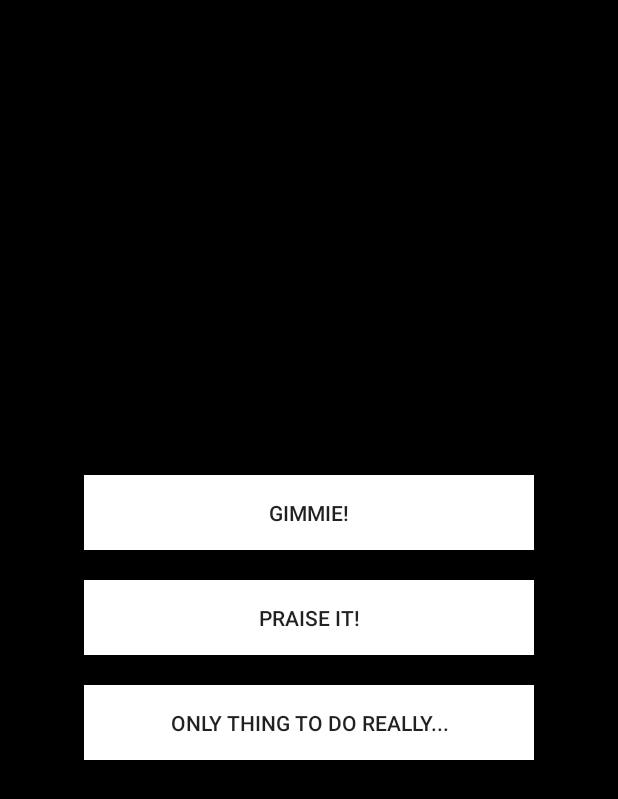
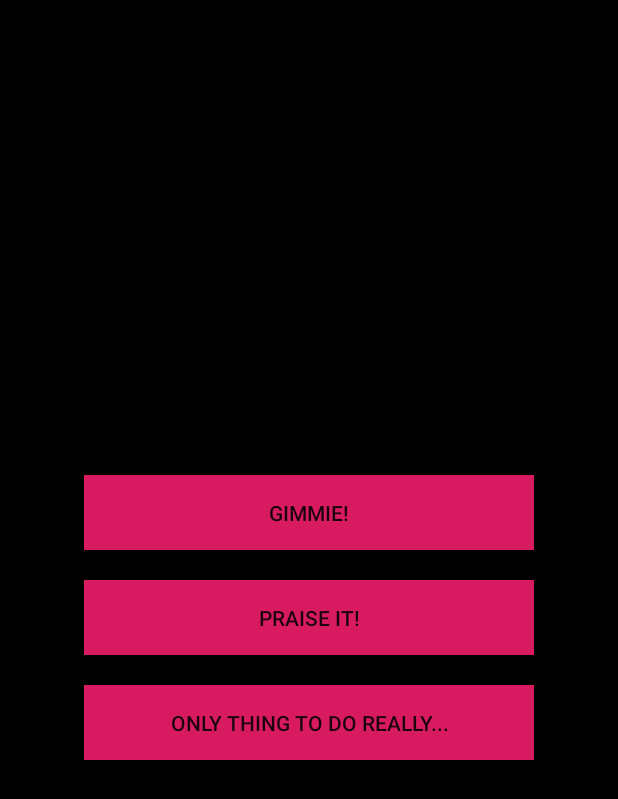
Before and after one commit to haddadjm/conniptionsgives, an Android app: the screen it shows after launch (MainActivity), on a phone screen of 412 x 824 dp. Shown: the top 799 px of the screen. Run offline under Robolectric (Android 15) with nearby library versions, the phone set to English and light mode, and no system bars.

Commit message:
Big update. Added sound on the main menu. Added sound controllers to release and restart media as necessary.

```diff
--- a/app/src/main/java/com/example/conniptionsgives/MainActivity.java
+++ b/app/src/main/java/com/example/conniptionsgives/MainActivity.java
@@ -3,21 +3,27 @@ package com.example.conniptionsgives;
 import androidx.appcompat.app.AppCompatActivity;
 
 import android.content.Intent;
+import android.media.MediaPlayer;
 import android.os.Bundle;
+import android.provider.MediaStore;
 import android.view.View;
 import android.widget.Button;
 import android.widget.Toast;
 
 public class MainActivity extends AppCompatActivity {
-    private Button Gives;
-    private Button Praise;
-    private Button Toast;
+    public Button Gives;
+    public Button Praise;
+    public Button Toast;
+    MediaPlayer theme;
 
 
     @Override
-    protected void onCreate(Bundle savedInstanceState) {
+        protected void onCreate(Bundle savedInstanceState) {
         super.onCreate(savedInstanceState);
         setContentView(R.layout.activity_main);
+        theme = MediaPlayer.create(this,R.raw.ds3theme);
+        theme.start();
+
 
         Gives = findViewById(R.id.conniptions);
         Gives.setOnClickListener(new View.OnClickListener() {
@@ -54,4 +60,44 @@ public class MainActivity extends AppCompatActivity {
         startActivity(intent);
     }
 
+
+
+    protected void onResume() {
+        super.onResume();
+        setContentView(R.layout.activity_main);
+        theme = MediaPlayer.create(this,R.raw.ds3theme);
+        theme.start();
+
+
+        Gives = findViewById(R.id.conniptions);
+        Gives.setOnClickListener(new View.OnClickListener() {
+            @Override
+            public void onClick(View view) {
+                openGiveConniptions();
+            }
+        });
+        Praise = findViewById(R.id.praise);
+        Praise.setOnClickListener(new View.OnClickListener() {
+            @Override
+            public void onClick(View view) {
+                openPraiseIt();
+            }
+        });
+        Toast = findViewById(R.id.toast);
+        Toast.setOnClickListener(new View.OnClickListener() {
+            @Override
+            public void onClick(View view) {
+                openTimeForAToast();
+            }
+        });
+    }
+
+    @Override
+    protected void onStop() {
+        super.onStop();
+        theme.release();
+        theme = null;
+    }
+
+
 }
--- a/app/src/main/res/layout/activity_main.xml
+++ b/app/src/main/res/layout/activity_main.xml
@@ -7,8 +7,7 @@
     android:background="@android:color/black"
     android:gravity="center"
     android:orientation="vertical"
-    tools:context=".MainActivity"
-    >
+    tools:context=".MainActivity">
 
 
     <Button
@@ -16,26 +15,24 @@
         android:layout_width="300dp"
         android:layout_height="50dp"
         android:layout_marginBottom="20dp"
-        android:background="@android:color/white"
+        android:background="@color/colorAccent"
         android:text="@string/hawkwood"
-        android:textAllCaps="true"
-        />
+        android:textAllCaps="true" />
 
     <Button
         android:id="@+id/praise"
         android:layout_width="300dp"
         android:layout_height="50dp"
         android:layout_marginBottom="20dp"
-        android:background="@android:color/white"
+        android:background="@color/colorAccent"
         android:text="@string/solaire"
-        android:textAllCaps="true"
-        />
+        android:textAllCaps="true" />
 
     <Button
         android:id="@+id/toast"
         android:layout_width="300dp"
         android:layout_height="50dp"
-        android:background="@android:color/white"
+        android:background="@color/colorAccent"
         android:text="@string/siegward"
         android:textAllCaps="true" />
 
--- a/app/src/main/res/values/colors.xml
+++ b/app/src/main/res/values/colors.xml
@@ -1,6 +1,6 @@
 <?xml version="1.0" encoding="utf-8"?>
 <resources>
-    <color name="colorPrimary">#008577</color>
+    <color name="colorPrimary">#00F7FF</color>
     <color name="colorPrimaryDark">#00574B</color>
     <color name="colorAccent">#D81B60</color>
 </resources>
```
Also changed, not shown: app/src/main/java/com/example/conniptionsgives/GiveConniptions.java (+48 -0 lines), app/src/main/java/com/example/conniptionsgives/PraiseIt.java (+12 -0 lines), app/src/main/java/com/example/conniptionsgives/TimeForAToast.java (+12 -0 lines), app/src/main/res/layout/activity_give_conniptions.xml (+9 -2 lines), app/src/main/res/layout/activity_praise_it.xml (+9 -2 lines), app/src/main/res/layout/activity_time_for_atoast.xml (+7 -2 lines).
